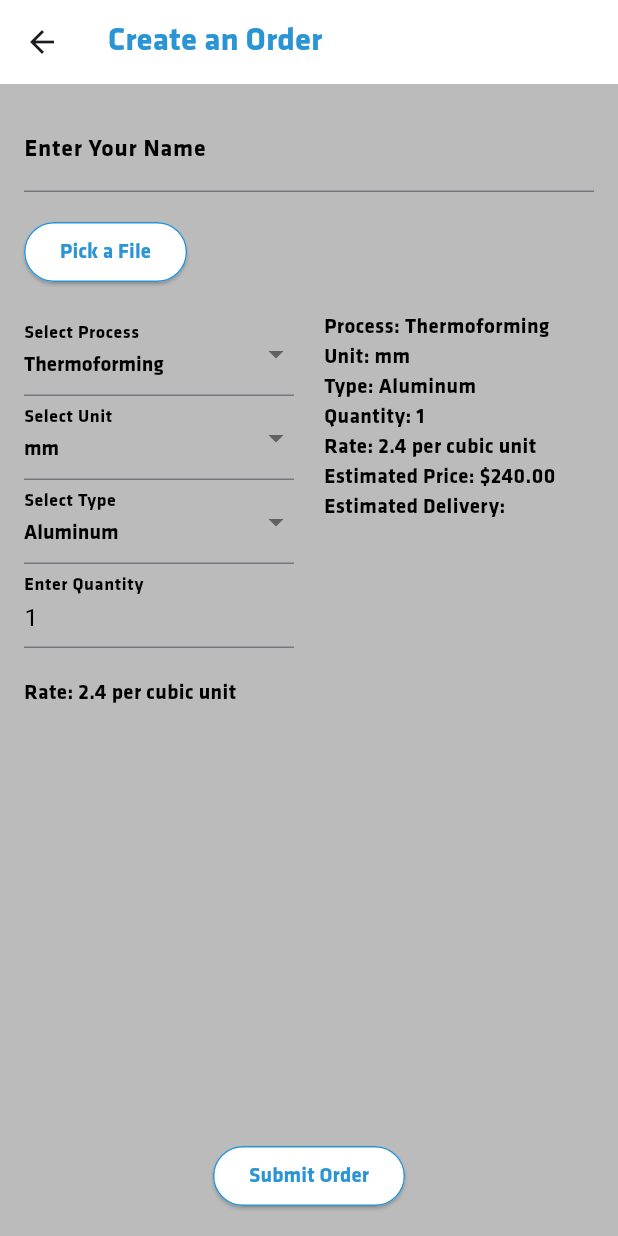
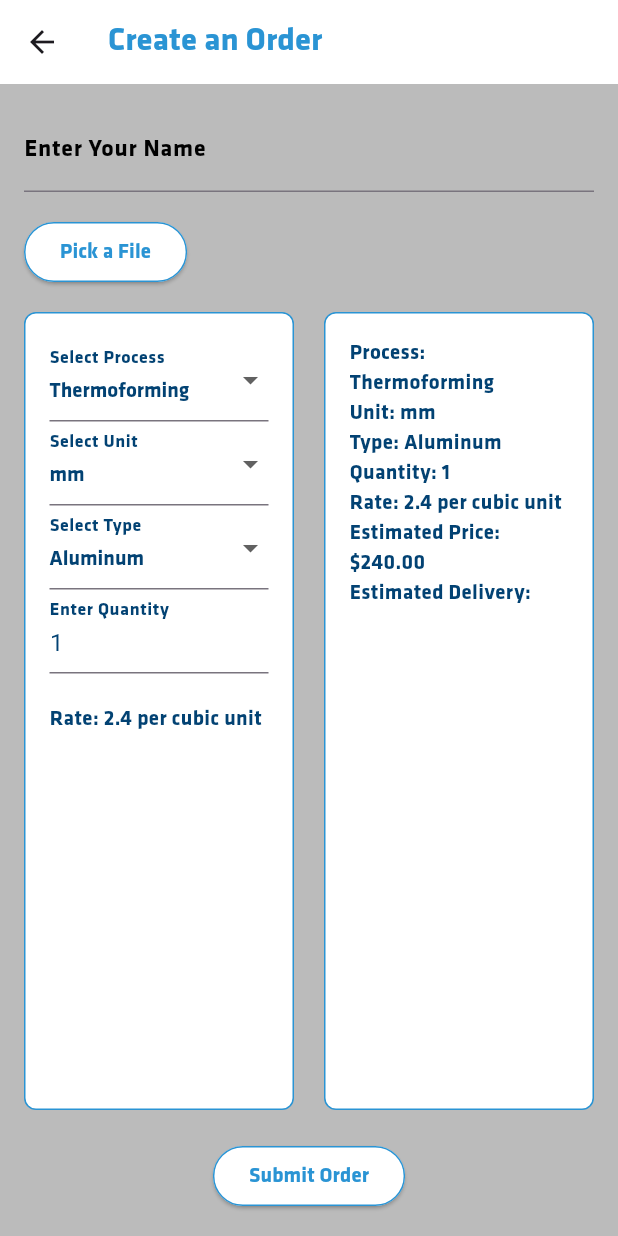
Before and after one commit to jhanel/service_package, a Flutter app: the CreateOrderPage screen opened directly, on a phone screen of 412 x 824 dp. Run offline on Flutter 3.47's test engine with Material 3 defaults, Android fonts, the light colour scheme and no system bars; our stand-ins replace file_picker, logger; missing offline and left inert: universal_html.

Commit message:
Design updates
Added containers to create order page

```diff
--- a/project/lib/main.dart
+++ b/project/lib/main.dart
@@ -284,7 +284,6 @@ class CreateOrderPageState extends State<CreateOrderPage> {
       ),
       backgroundColor: const Color(0xFFFFFFFF),
     ),
-
     body: Container(
       color: const Color(0xFFBBBBBB),
       padding: const EdgeInsets.all(16.0),
@@ -293,6 +292,7 @@ class CreateOrderPageState extends State<CreateOrderPage> {
         child: Column(
           crossAxisAlignment: CrossAxisAlignment.start,
           children: [
+            // "Enter Your Name" Section
             TextFormField(
               controller: _nameController,
               decoration: const InputDecoration(
@@ -312,6 +312,8 @@ class CreateOrderPageState extends State<CreateOrderPage> {
               },
             ),
             const SizedBox(height: 16.0),
+
+            // "Pick a File" Section
             ElevatedButton(
               onPressed: _pickFile,
               style: ButtonStyle(
@@ -327,13 +329,26 @@ class CreateOrderPageState extends State<CreateOrderPage> {
                 ),
               ),
             ),
-              if (_filePath != null) Text('Selected file: $_filePath', style: const TextStyle(color: Color(0xFF000000))),
+            if (_filePath != null)
+              Text(
+                'Selected file: $_filePath',
+                style: const TextStyle(color: Color(0xFF000000)),
+              ),
             const SizedBox(height: 16.0),
+
             Expanded(
               child: Row(
                 children: [
+                  // First Column with Design Changes
                   Expanded(
                     flex: 1,
+                    child: Container(
+                      padding: const EdgeInsets.all(16.0),
+                      decoration: BoxDecoration(
+                        color: const Color(0xFFFFFFFF),
+                        borderRadius: BorderRadius.circular(8.0),
+                        border: Border.all(color: const Color(0xFF2A94D4)),
+                      ),
                       child: Column(
                         crossAxisAlignment: CrossAxisAlignment.start,
                         children: [
@@ -342,14 +357,15 @@ class CreateOrderPageState extends State<CreateOrderPage> {
                             decoration: const InputDecoration(
                               labelText: 'Select Process',
                               labelStyle: TextStyle(
-                                color: Color(0xFF000000),
+                                color: Color(0xFF024273),
                                 fontFamily: 'Klavika',
                                 fontWeight: FontWeight.normal,
                               ),
                             ),
                             style: const TextStyle(
-                              color: Color(0xFF000000),
-                              fontFamily: 'Klavika', fontWeight: FontWeight.normal,
+                              color: Color(0xFF024273),
+                              fontFamily: 'Klavika',
+                              fontWeight: FontWeight.normal,
                             ),
                             items: ['Thermoforming', '3D Printing', 'Milling']
                                 .map((String value) {
@@ -370,13 +386,13 @@ class CreateOrderPageState extends State<CreateOrderPage> {
                             decoration: const InputDecoration(
                               labelText: 'Select Unit',
                               labelStyle: TextStyle(
-                                color: Color(0xFF000000),
+                                color: Color(0xFF024273),
                                 fontFamily: 'Klavika',
                                 fontWeight: FontWeight.normal,
                               ),
                             ),
                             style: const TextStyle(
-                              color: Color(0xFF000000),
+                              color: Color(0xFF024273),
                               fontFamily: 'Klavika',
                               fontWeight: FontWeight.normal,
                             ),
@@ -398,13 +414,13 @@ class CreateOrderPageState extends State<CreateOrderPage> {
                             decoration: const InputDecoration(
                               labelText: 'Select Type',
                               labelStyle: TextStyle(
-                                color: Color(0xFF000000),
+                                color: Color(0xFF024273),
                                 fontFamily: 'Klavika',
                                 fontWeight: FontWeight.normal,
                               ),
                             ),
                             style: const TextStyle(
-                              color: Color(0xFF000000),
+                              color: Color(0xFF024273),
                               fontFamily: 'Klavika',
                               fontWeight: FontWeight.normal,
                             ),
@@ -425,14 +441,14 @@ class CreateOrderPageState extends State<CreateOrderPage> {
                             decoration: const InputDecoration(
                               labelText: 'Enter Quantity',
                               labelStyle: TextStyle(
-                                color: Color(0xFF000000),
+                                color: Color(0xFF024273),
                                 fontFamily: 'Klavika',
                                 fontWeight: FontWeight.normal,
                               ),
                             ),
                             keyboardType: TextInputType.number,
                             initialValue: '1',
-                            style: const TextStyle(color: Color(0xFF000000)),
+                            style: const TextStyle(color: Color(0xFF024273)),
                             validator: (value) {
                               if (value == null || value.isEmpty) {
                                 return 'Please enter a quantity';
@@ -447,54 +463,76 @@ class CreateOrderPageState extends State<CreateOrderPage> {
                           ),
                           const SizedBox(height: 20),
                           Text('Rate: $_rate per cubic unit', style: const TextStyle(
-                            color: Color(0xFF000000),
+                            color: Color(0xFF024273),
                             fontFamily: 'Klavika',
                             fontWeight: FontWeight.normal,
                           )),
                         ],
                       ),
                     ),
+                  ),
+
                   const SizedBox(width: 20),
+
+                  // Second Column with Design Changes
                   Expanded(
                     flex: 1,
+                    child: Container(
+                      padding: const EdgeInsets.all(16.0),
+                      decoration: BoxDecoration(
+                        color: const Color(0xFFFFFFFF),
+                        borderRadius: BorderRadius.circular(8.0),
+                        border: Border.all(color: const Color(0xFF2A94D4)),
+                      ),
                       child: Column(
                         crossAxisAlignment: CrossAxisAlignment.start,
                         children: [
                           Text('Process: $_selectedProcess', style: const TextStyle(
-                            color: Color(0xFF000000),
-                            fontFamily: 'Klavika', fontWeight: FontWeight.normal,
+                            color: Color(0xFF024273),
+                            fontFamily: 'Klavika',
+                            fontWeight: FontWeight.normal,
                           )),
                           Text('Unit: $_selectedUnit', style: const TextStyle(
-                            color: Color(0xFF000000),
-                            fontFamily: 'Klavika', fontWeight: FontWeight.normal,
+                            color: Color(0xFF024273),
+                            fontFamily: 'Klavika',
+                            fontWeight: FontWeight.normal,
                           )),
                           Text('Type: $_selectedType', style: const TextStyle(
-                            color: Color(0xFF000000),
-                            fontFamily: 'Klavika', fontWeight: FontWeight.normal,
+                            color: Color(0xFF024273),
+                            fontFamily: 'Klavika',
+                            fontWeight: FontWeight.normal,
                           )),
                           Text('Quantity: $_quantity', style: const TextStyle(
-                            color: Color(0xFF000000),
-                            fontFamily: 'Klavika', fontWeight: FontWeight.normal,
+                            color: Color(0xFF024273),
+                            fontFamily: 'Klavika',
+                            fontWeight: FontWeight.normal,
                           )),
                           Text('Rate: $_rate per cubic unit', style: const TextStyle(
-                            color: Color(0xFF000000),
-                            fontFamily: 'Klavika', fontWeight: FontWeight.normal,
+                            color: Color(0xFF024273),
+                            fontFamily: 'Klavika',
+                            fontWeight: FontWeight.normal,
                           )),
                           Text('Estimated Price: \$${(_volume * _rate * _quantity).toStringAsFixed(2)}', style: const TextStyle(
-                            color: Colors.black,
-                            fontFamily: 'Klavika', fontWeight: FontWeight.normal,
+                            color: Color(0xFF024273),
+                            fontFamily: 'Klavika',
+                            fontWeight: FontWeight.normal,
                           )),
                           const Text('Estimated Delivery:', style: TextStyle(
-                            color: Color(0xFF000000),
-                            fontFamily: 'Klavika', fontWeight: FontWeight.normal,
+                            color: Color(0xFF024273),
+                            fontFamily: 'Klavika',
+                            fontWeight: FontWeight.normal,
                           )),
                         ],
+                      ),
                     ),
                   ),
                 ],
               ),
             ),
+
             const SizedBox(height: 20),
+
+
             Center(
               child: ElevatedButton(
                 onPressed: _submitOrder,
@@ -519,6 +557,7 @@ class CreateOrderPageState extends State<CreateOrderPage> {
   );
 }
 }
+
 
 class TrackOrderPage extends StatefulWidget {
   const TrackOrderPage({super.key});
```
Lines whose indentation alone changed are shown as unchanged.
